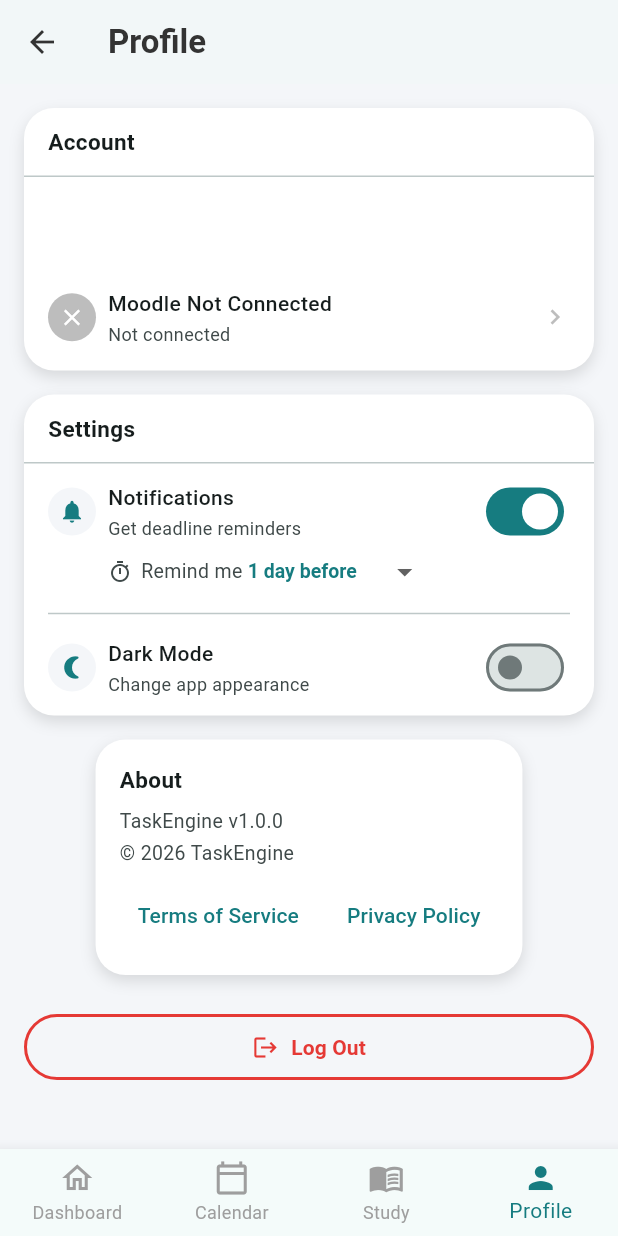
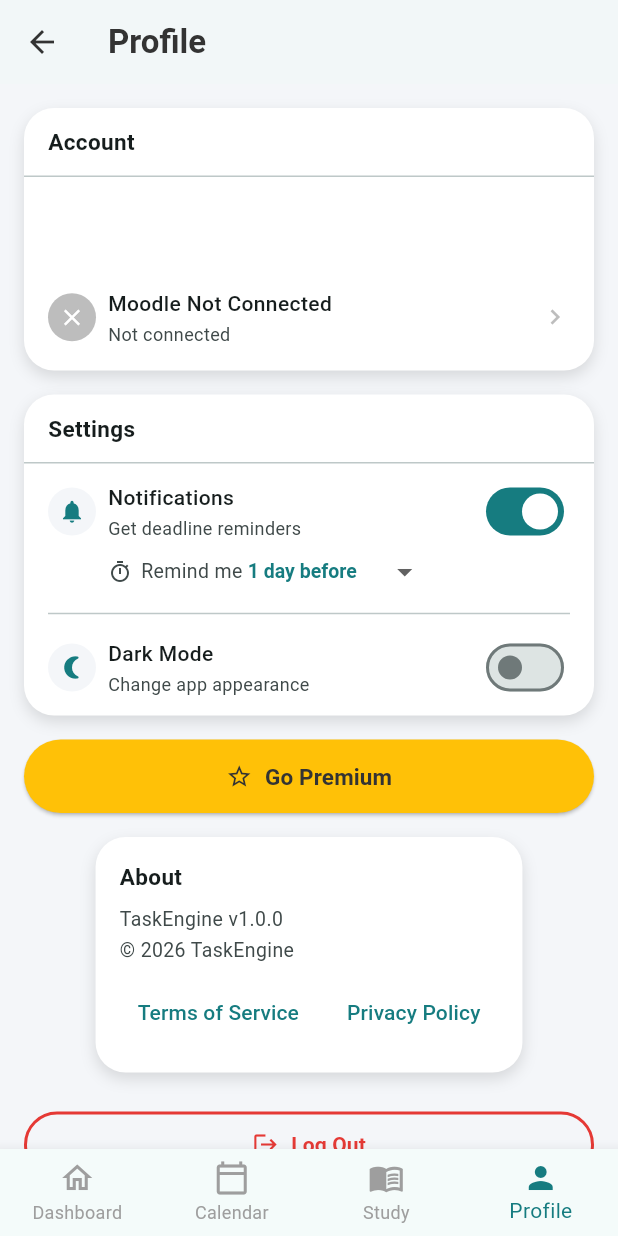
Before and after one commit to dnstars1/TaskEngineFlutter, a Flutter app: the ProfileScreen screen opened by its route, on a phone screen of 412 x 824 dp. Run offline on Flutter 3.47's test engine with Material 3 defaults, Android fonts, the phone set to English and light mode, and no system bars; our stand-ins replace flutter_local_notifications, google_mobile_ads, shared_preferences, timezone; accounts and stored records are empty; network calls fail.

Commit message:
Add mock premium subscription system
- Premium service with persist via SharedPreferences
- Premium screen with upgrade/reset and benefits list
- Ads hidden for premium users (login, dashboard, logout interstitial)
- Go Premium button on profile screen
- Premium status loaded on app startup

```diff
--- a/lib/main.dart
+++ b/lib/main.dart
@@ -7,10 +7,14 @@ import 'screens/study_screen.dart';
 import 'screens/profile_screen.dart';
 import 'services/ad_service.dart';
 import 'services/notification_service.dart';
+import 'services/premium_service.dart';
+
+final premiumService = PremiumService();
 
 void main() async {
   WidgetsFlutterBinding.ensureInitialized();
   await NotificationService.init();
+  await premiumService.load();
   await AdService.init();
   runApp(const TaskEngineApp());
 }
--- a/lib/screens/dashboard_screen.dart
+++ b/lib/screens/dashboard_screen.dart
@@ -4,6 +4,7 @@ import 'package:google_mobile_ads/google_mobile_ads.dart';
 import '../models/assignment.dart';
 import '../models/dashboard_summary.dart';
 import '../models/user.dart';
+import '../main.dart';
 import '../services/ad_service.dart';
 import '../services/api_service.dart';
 import '../services/notification_service.dart';
@@ -26,7 +27,7 @@ class _DashboardScreenState extends State<DashboardScreen> {
   void initState() {
     super.initState();
     _fetchData();
-    if (AdService.isSupported) {
+    if (AdService.isSupported && !premiumService.isPremium) {
       _bannerAd = AdService.createBanner()..load();
     }
   }
--- a/lib/screens/login_screen.dart
+++ b/lib/screens/login_screen.dart
@@ -27,7 +27,7 @@ class _LoginScreenState extends State<LoginScreen> {
   void initState() {
     super.initState();
     ApiService.warmUp();
-    if (AdService.isSupported) {
+    if (AdService.isSupported && !premiumService.isPremium) {
       _topBanner = AdService.createBanner()..load();
       _bottomBanner = AdService.createBanner()..load();
     }
--- a/lib/screens/profile_screen.dart
+++ b/lib/screens/profile_screen.dart
@@ -8,6 +8,7 @@ import '../services/api_service.dart';
 import '../services/notification_service.dart';
 import '../widgets/bottom_nav.dart';
 import 'legal_screen.dart';
+import 'premium_screen.dart';
 
 class ProfileScreen extends StatefulWidget {
   const ProfileScreen({super.key});
@@ -41,7 +42,7 @@ class _ProfileScreenState extends State<ProfileScreen> {
   }
 
   void _loadInterstitial() {
-    if (!AdService.isSupported) return;
+    if (!AdService.isSupported || premiumService.isPremium) return;
     InterstitialAd.load(
       adUnitId: AdService.interstitialAdUnitId,
       request: const AdRequest(),
@@ -639,6 +640,41 @@ class _ProfileScreenState extends State<ProfileScreen> {
             ),
             const SizedBox(height: 16),
 
+            // Go Premium button
+            SizedBox(
+              width: double.infinity,
+              child: ElevatedButton.icon(
+                style: ElevatedButton.styleFrom(
+                  backgroundColor: const Color(0xFFFFC107),
+                  foregroundColor: const Color(0xFF333333),
+                  shape: RoundedRectangleBorder(
+                    borderRadius: BorderRadius.circular(30),
+                  ),
+                  padding: const EdgeInsets.symmetric(vertical: 14),
+                ),
+                onPressed: () async {
+                  await Navigator.push(
+                    context,
+                    MaterialPageRoute(builder: (_) => const PremiumScreen()),
+                  );
+                  setState(() {});
+                },
+                icon: Icon(
+                  premiumService.isPremium
+                      ? Icons.workspace_premium
+                      : Icons.star_outline,
+                ),
+                label: Text(
+                  premiumService.isPremium ? 'Premium Active' : 'Go Premium',
+                  style: const TextStyle(
+                    fontWeight: FontWeight.w600,
+                    fontSize: 15,
+                  ),
+                ),
+              ),
+            ),
+            const SizedBox(height: 16),
+
             // About section
             Container(
               padding: const EdgeInsets.all(16),
```
Also changed, not shown: lib/screens/premium_screen.dart (added, +164 -0 lines), lib/services/premium_service.dart (added, +29 -0 lines).
